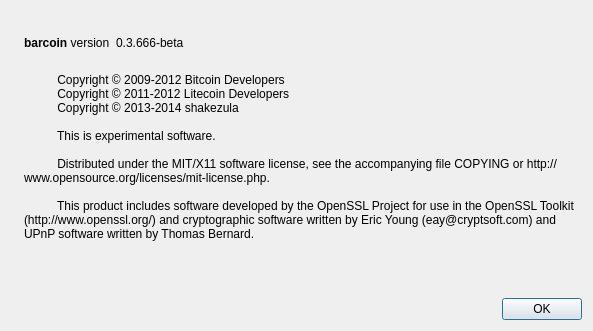
tolarcoin/tolarcoin, file src/qt/forms/aboutdialog.ui: the form before one commit.
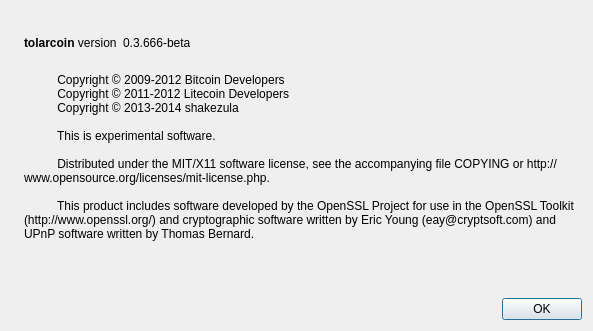
The form after the commit. Icons and pictures are not drawn.

Diff of the .ui file:
```diff
--- a/src/qt/forms/aboutdialog.ui
+++ b/src/qt/forms/aboutdialog.ui
@@ -50,7 +50,7 @@
           <cursorShape>IBeamCursor</cursorShape>
          </property>
          <property name="text">
-          <string>&lt;b&gt;barcoin&lt;/b&gt; version</string>
+          <string>&lt;b&gt;tolarcoin&lt;/b&gt; version</string>
          </property>
          <property name="textInteractionFlags">
           <set>Qt::LinksAccessibleByMouse|Qt::TextSelectableByKeyboard|Qt::TextSelectableByMouse</set>
```
Left out of the diff: 2 changed lines with no effect on the pictures.
